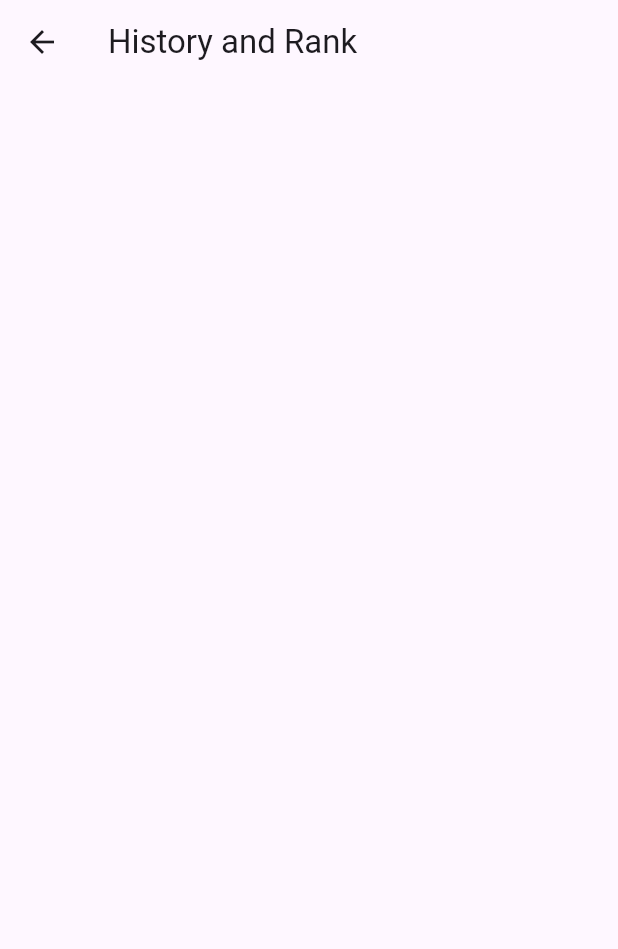
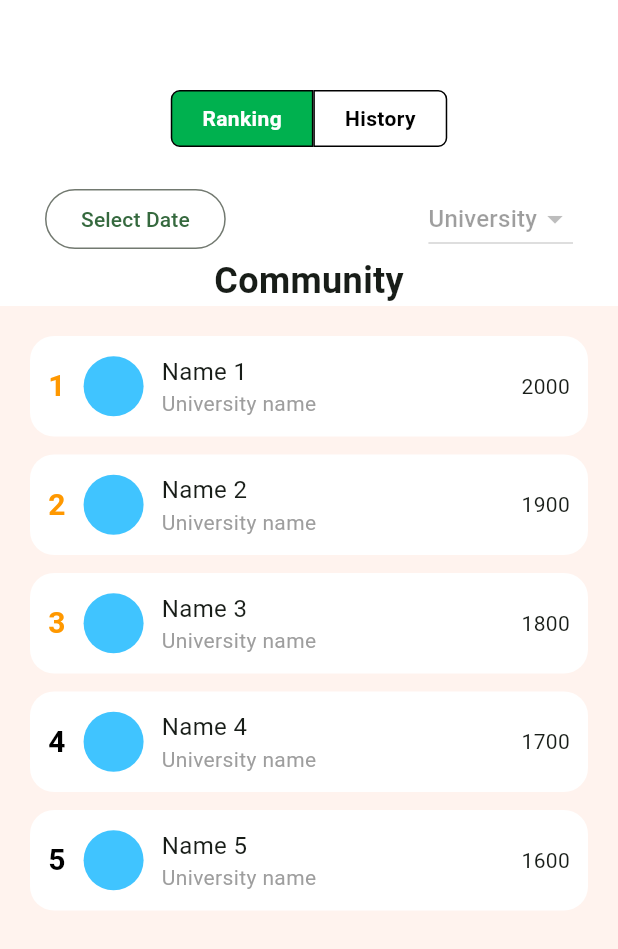
Before and after one commit to MrT2003/Hackathon-Solana, a Flutter app: the HistoryAndRank screen opened directly, on a phone screen of 412 x 824 dp. Shown: the top 949 px of the screen. Run offline on Flutter 3.47's test engine with Material 3 defaults, Android fonts, the phone set to English and light mode, and no system bars; our stand-ins replace get, persistent_bottom_nav_bar.

Commit message:
develop(Frontend): done Rank, History, Profile and Setting

```diff
--- /dev/null
+++ b/Client/flutter_solana/lib/controller/history_and_rank_controller.dart
@@ -0,0 +1,10 @@
+import 'package:get/get.dart';
+
+class HistoryAndRankController extends GetxController {
+  var isRankingSelected = true.obs;
+  var selectedDate = Rxn<DateTime>();
+
+  void toggleTab(bool value) {
+    isRankingSelected.value = value;
+  }
+}
--- a/Client/flutter_solana/lib/main.dart
+++ b/Client/flutter_solana/lib/main.dart
@@ -3,6 +3,7 @@ import 'package:flutter_solana/view/SignIn/sign_in.dart';
 import 'package:flutter_solana/view/SignUp/sign_up.dart';
 import 'package:flutter_solana/view/bottom_nav_bar.dart';
 import 'package:flutter_solana/view/home_screen.dart';
+import 'package:flutter_solana/view/setting_screen.dart';
 import 'package:get/get_navigation/src/root/get_material_app.dart';
 import 'package:get/get.dart';
 
@@ -19,7 +20,7 @@ class MyApp extends StatelessWidget {
       debugShowCheckedModeBanner: false,
       title: 'ECO-TOKEN',
       theme: ThemeData(
-        colorScheme: ColorScheme.fromSeed(seedColor: Colors.deepPurple),
+        colorScheme: ColorScheme.fromSeed(seedColor: Color(0xFF00B14F)),
         useMaterial3: true,
       ),
       initialRoute: '/sign-in',
@@ -28,6 +29,7 @@ class MyApp extends StatelessWidget {
         GetPage(name: '/home-screen', page: () => const HomeScreen()),
         GetPage(name: '/sign-in', page: () => const SignIn()),
         GetPage(name: '/sign-up', page: () => const SignUp()),
+        GetPage(name: '/setting-screen', page: () => const SettingsScreen()),
       ],
     );
   }
--- /dev/null
+++ b/Client/flutter_solana/lib/view/Ranking/ranking_tab.dart
@@ -0,0 +1,118 @@
+import 'package:flutter/material.dart';
+import 'package:flutter_solana/controller/history_and_rank_controller.dart';
+import 'package:get/get.dart';
+
+class RankingTab extends StatelessWidget {
+  RankingTab({Key? key}) : super(key: key);
+
+  final HistoryAndRankController dateController =
+      Get.put(HistoryAndRankController());
+
+  final rankings = List.generate(
+    5,
+    (index) => {
+      'rank': index + 1,
+      'name': 'Name ${index + 1}',
+      'university': 'University name',
+      'score': 2000 - index * 100,
+    },
+  );
+
+  @override
+  Widget build(BuildContext context) {
+    return Column(
+      children: [
+        Padding(
+          padding: const EdgeInsets.symmetric(horizontal: 30),
+          child: Row(
+            mainAxisAlignment: MainAxisAlignment.spaceBetween,
+            children: [
+              OutlinedButton(
+                onPressed: () async {
+                  final picked = await showDatePicker(
+                    context: context,
+                    initialDate: DateTime.now(),
+                    firstDate: DateTime(2000),
+                    lastDate: DateTime(2100),
+                  );
+                  if (picked != null) {
+                    dateController.selectedDate.value = picked;
+                  }
+                },
+                child: Obx(() {
+                  final date = dateController.selectedDate.value;
+                  return Text(date != null
+                      ? '${date.year}-${date.month}-${date.day}'
+                      : 'Select Date');
+                }),
+              ),
+              DropdownButton<String>(
+                value: 'University',
+                items: const [
+                  DropdownMenuItem(
+                      value: 'University', child: Text('University')),
+                ],
+                onChanged: null,
+              ),
+            ],
+          ),
+        ),
+        const Text(
+          'Community',
+          style: TextStyle(fontWeight: FontWeight.bold, fontSize: 24),
+        ),
+        Expanded(
+          child: Container(
+            color: const Color(0xFFFFF3EE),
+            child: ListView.builder(
+              padding: const EdgeInsets.only(top: 20),
+              itemCount: rankings.length,
+              itemBuilder: (context, index) {
+                final item = rankings[index];
+                return Container(
+                  margin:
+                      const EdgeInsets.only(bottom: 12, right: 20, left: 20),
+                  padding: const EdgeInsets.all(12),
+                  decoration: BoxDecoration(
+                    color: Colors.white,
+                    borderRadius: BorderRadius.circular(16),
+                  ),
+                  child: Row(
+                    children: [
+                      Text(
+                        '${item['rank']}',
+                        style: TextStyle(
+                          fontSize: 20,
+                          color: index < 3 ? Colors.orange : Colors.black,
+                          fontWeight: FontWeight.bold,
+                        ),
+                      ),
+                      const SizedBox(width: 12),
+                      const CircleAvatar(
+                        radius: 20,
+                        backgroundColor: Colors.lightBlueAccent,
+                      ),
+                      const SizedBox(width: 12),
+                      Expanded(
+                        child: Column(
+                          crossAxisAlignment: CrossAxisAlignment.start,
+                          children: [
+                            Text(item['name']?.toString() ?? '',
+                                style: const TextStyle(fontSize: 16)),
+                            Text(item['university']?.toString() ?? '',
+                                style: const TextStyle(color: Colors.grey)),
+                          ],
+                        ),
+                      ),
+                      Text('${item['score']}'),
+                    ],
+                  ),
+                );
+              },
+            ),
+          ),
+        ),
+      ],
+    );
+  }
+}
--- a/Client/flutter_solana/lib/view/history_and_rank.dart
+++ b/Client/flutter_solana/lib/view/history_and_rank.dart
@@ -1,13 +1,88 @@
 import 'package:flutter/material.dart';
+import 'package:flutter_solana/controller/history_and_rank_controller.dart';
+import 'package:flutter_solana/view/Ranking/history_tab.dart';
+import 'package:flutter_solana/view/Ranking/ranking_tab.dart';
+import 'package:get/get.dart';
 
 class HistoryAndRank extends StatelessWidget {
   const HistoryAndRank({super.key});
 
   @override
   Widget build(BuildContext context) {
+    final controller = Get.put(HistoryAndRankController());
+
     return Scaffold(
-      appBar: AppBar(
-        title: Text("History and Rank"),
+      backgroundColor: Colors.white,
+      body: Padding(
+        padding: const EdgeInsets.only(top: 60),
+        child: Column(
+          crossAxisAlignment: CrossAxisAlignment.center,
+          children: [
+            Obx(() => Row(
+                  mainAxisAlignment: MainAxisAlignment.center,
+                  children: [
+                    GestureDetector(
+                      onTap: () => controller.toggleTab(true),
+                      child: Container(
+                        decoration: BoxDecoration(
+                          color: controller.isRankingSelected.value
+                              ? Color(0xFF00B14F)
+                              : Colors.transparent,
+                          border: Border.all(color: Colors.black),
+                          borderRadius: const BorderRadius.only(
+                            topLeft: Radius.circular(6),
+                            bottomLeft: Radius.circular(6),
+                          ),
+                        ),
+                        padding: const EdgeInsets.symmetric(
+                            vertical: 8, horizontal: 20),
+                        child: Text(
+                          'Ranking',
+                          style: TextStyle(
+                            color: controller.isRankingSelected.value
+                                ? Colors.white
+                                : Colors.black,
+                            fontWeight: FontWeight.bold,
+                          ),
+                        ),
+                      ),
+                    ),
+                    GestureDetector(
+                      onTap: () => controller.toggleTab(false),
+                      child: Container(
+                        decoration: BoxDecoration(
+                          color: !controller.isRankingSelected.value
+                              ? Color(0xFF00B14F)
+                              : Colors.transparent,
+                          border: Border.all(color: Colors.black),
+                          borderRadius: const BorderRadius.only(
+                            topRight: Radius.circular(6),
+                            bottomRight: Radius.circular(6),
+                          ),
+                        ),
+                        padding: const EdgeInsets.symmetric(
+                            vertical: 8, horizontal: 20),
+                        child: Text(
+                          'History',
+                          style: TextStyle(
+                            color: !controller.isRankingSelected.value
+                                ? Colors.white
+                                : Colors.black,
+                            fontWeight: FontWeight.bold,
+                          ),
+                        ),
+                      ),
+                    ),
+                  ],
+                )),
+            const SizedBox(height: 24),
+            Expanded(
+              child: Obx(() => controller.isRankingSelected.value
+                  ? RankingTab()
+                  : HistoryTab()),
+            ),
+          ],
+        ),
       ),
     );
   }
```
Also changed, not shown: Client/flutter_solana/lib/view/Profile/profile_item.dart (added, +40 -0 lines), Client/flutter_solana/lib/view/Ranking/history_tab.dart (added, +56 -0 lines), Client/flutter_solana/lib/view/Setting/setting_item.dart (added, +25 -0 lines), Client/flutter_solana/lib/view/profile_screen.dart (+78 -3 lines), Client/flutter_solana/lib/view/setting_screen.dart (added, +34 -0 lines).
